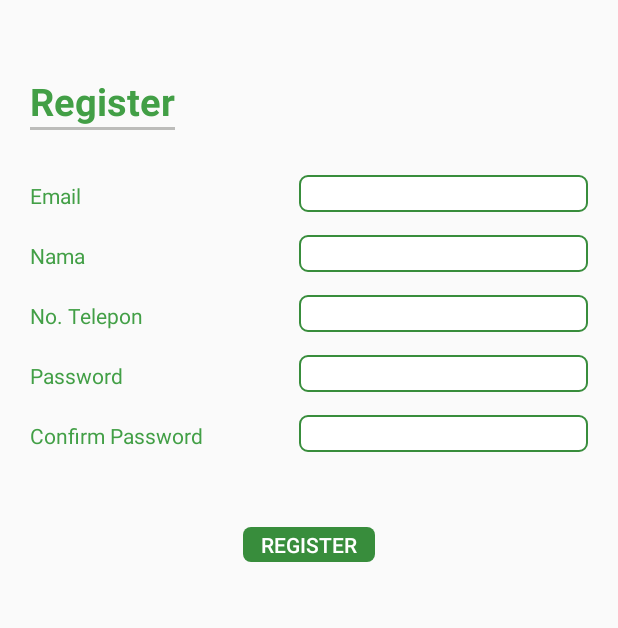
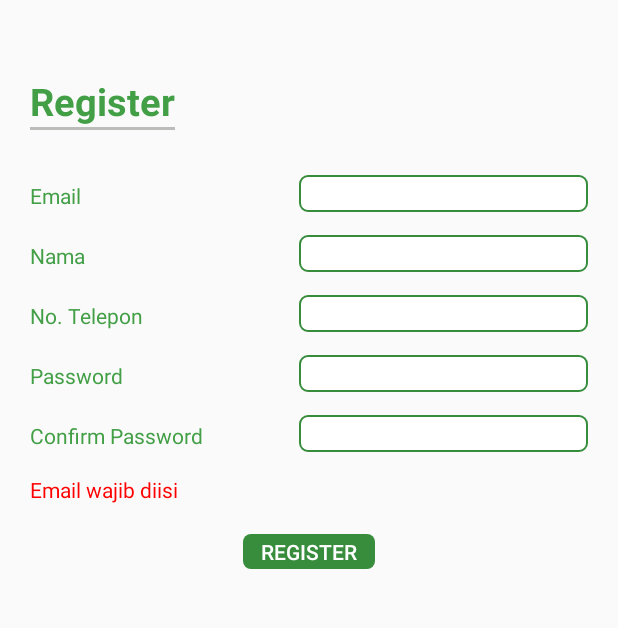
Before and after one commit to prmzk/bookinglapang-android, an Android app: the RegisterActivity screen opened directly, with no data from a screen before it, after a tap on "REGISTER", on a phone screen of 412 x 824 dp, the part 84-712 px from its top. Run offline under Robolectric (Android 15) with nearby library versions, the phone set to English and light mode, and no system bars; our stand-ins replace Firebase (no records; nobody signed in at launch, a user with empty details on screens opened directly), data binding.

Commit message:
add error message

```diff
--- a/app/src/main/java/com/example/keviniswara/bookinglapang/login/RegisterContract.kt
+++ b/app/src/main/java/com/example/keviniswara/bookinglapang/login/RegisterContract.kt
@@ -1,5 +1,6 @@
 package com.example.keviniswara.bookinglapang.login
 
+import android.widget.TextView
 import com.example.keviniswara.bookinglapang.BasePresenter
 import com.example.keviniswara.bookinglapang.BaseView
 import com.google.firebase.auth.FirebaseAuth
@@ -12,6 +13,7 @@ interface RegisterContract {
         fun getPassword(): String
         fun getPasswordConfirmation(): String
         fun getAuth(): FirebaseAuth
+        fun getErrorMessage(): TextView
     }
     interface Presenter : BasePresenter<View> {
         fun register()
--- a/app/src/main/java/com/example/keviniswara/bookinglapang/login/presenter/RegisterPresenter.kt
+++ b/app/src/main/java/com/example/keviniswara/bookinglapang/login/presenter/RegisterPresenter.kt
@@ -1,11 +1,7 @@
 package com.example.keviniswara.bookinglapang.login.presenter
 
-import android.text.TextUtils
 import android.util.Log
 import com.example.keviniswara.bookinglapang.login.RegisterContract
-import com.google.android.gms.tasks.OnCompleteListener
-import com.google.firebase.auth.AuthResult
-import com.google.firebase.auth.FirebaseAuth
 
 class RegisterPresenter : RegisterContract.Presenter {
 
@@ -13,17 +9,25 @@ class RegisterPresenter : RegisterContract.Presenter {
 
     override fun register() {
         val email = mView?.getEmail()
-//        var name = mView.getName()
-//        var phoneNumber = mView.getPhoneNumber()
+        val name = mView?.getName()
+        val phoneNumber = mView?.getPhoneNumber()
         val password = mView?.getPassword()
-//        var confirmPassword = mView.getPasswordConfirmation()
+        val confirmPassword = mView?.getPasswordConfirmation()
 
+        when {
+            email.isNullOrEmpty() -> nullErrorMessage("Email")
+            name.isNullOrEmpty() -> nullErrorMessage("Nama")
+            phoneNumber.isNullOrEmpty() -> nullErrorMessage("No. telepon")
+            password.isNullOrEmpty() -> nullErrorMessage("Password")
+            confirmPassword.isNullOrEmpty() -> nullErrorMessage("Confirm password")
+            password != confirmPassword -> confirmPasswordNotMatchErrorMessage()
+        }
 
-        if (!email.isNullOrEmpty() && !password.isNullOrEmpty()) {
-            val emailverified = email.toString()
-            val passwordverified = password.toString()
-            mView!!.getAuth().createUserWithEmailAndPassword(emailverified, passwordverified).addOnCompleteListener(OnCompleteListener<AuthResult> {
-                task ->
+        if (!email.isNullOrEmpty() && !password.isNullOrEmpty() && !name.isNullOrEmpty() &&
+                !phoneNumber.isNullOrEmpty() && !confirmPassword.isNullOrEmpty() &&
+                password == confirmPassword) {
+            mView!!.getAuth().createUserWithEmailAndPassword(email!!, password!!)
+                    .addOnCompleteListener({ task ->
                         if (task.isSuccessful) {
                             //Add data to database
                         } else {
@@ -32,9 +36,14 @@ class RegisterPresenter : RegisterContract.Presenter {
 
                     })
         }
+    }
 
+    private fun confirmPasswordNotMatchErrorMessage() {
+        mView!!.getErrorMessage().text = "Password dan confirm password tidak cocok"
+    }
 
-
+    private fun nullErrorMessage(content: String) {
+        mView!!.getErrorMessage().text = content + " wajib diisi"
     }
 
     override fun bind(view: RegisterContract.View) {
--- a/app/src/main/java/com/example/keviniswara/bookinglapang/login/view/RegisterActivity.kt
+++ b/app/src/main/java/com/example/keviniswara/bookinglapang/login/view/RegisterActivity.kt
@@ -4,6 +4,7 @@ import android.databinding.DataBindingUtil
 import android.os.Bundle
 import android.support.v7.app.AppCompatActivity
 import android.view.View
+import android.widget.TextView
 import com.example.keviniswara.bookinglapang.R
 import com.example.keviniswara.bookinglapang.databinding.ActivityRegisterBinding
 import com.example.keviniswara.bookinglapang.login.RegisterContract
@@ -58,6 +59,10 @@ class RegisterActivity : AppCompatActivity(), RegisterContract.View {
         return FirebaseAuth.getInstance()
     }
 
+    override fun getErrorMessage(): TextView {
+        return mBinding.errorMessage
+    }
+
     override fun initPresenter(): RegisterContract.Presenter {
         val presenter: RegisterPresenter = RegisterPresenter()
         return presenter
--- a/app/src/main/res/layout/activity_register.xml
+++ b/app/src/main/res/layout/activity_register.xml
@@ -96,7 +96,7 @@
             <TableRow
                 android:layout_width="match_parent"
                 android:layout_height="wrap_content"
-                android:layout_marginBottom="30dp">
+                android:layout_marginBottom="15dp">
                 <TextView
                     android:layout_weight="1"
                     android:text="Confirm Password"
@@ -111,6 +111,11 @@
                     android:id="@+id/confirm_password"/>
             </TableRow>
         </TableLayout>
+        <TextView
+            android:layout_width="wrap_content"
+            android:layout_height="wrap_content"
+            android:id="@+id/error_message"
+            android:textColor="#FF0000" />
         <Button
             android:id="@+id/button_register"
             android:layout_width="wrap_content"
```
Lines whose indentation alone changed are shown as unchanged.
